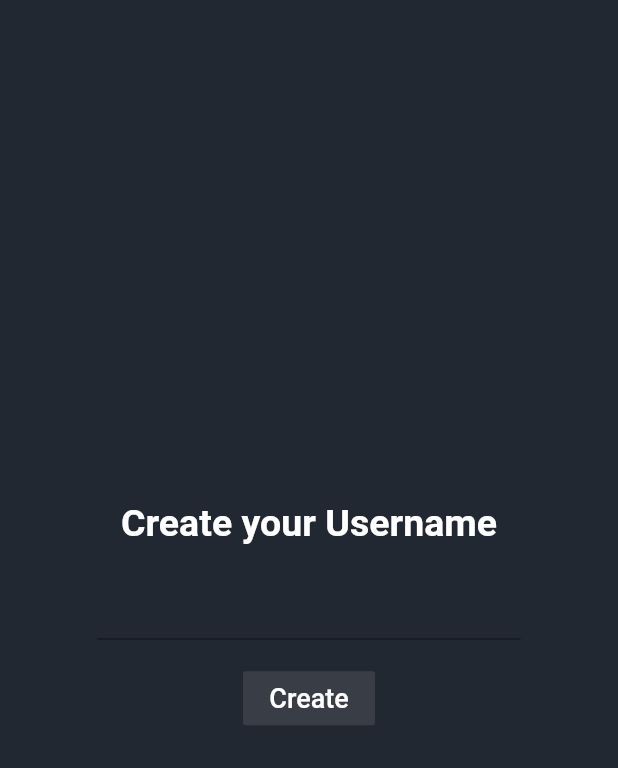
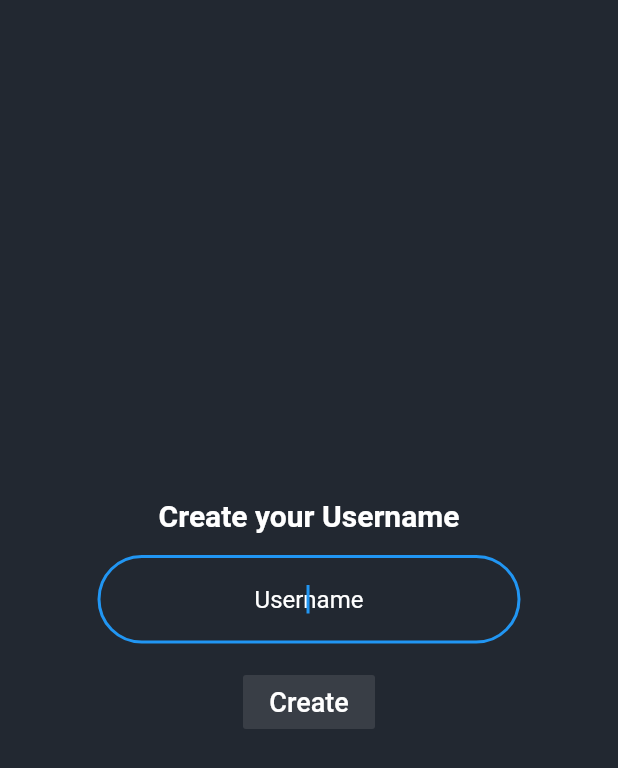
Before and after one commit to austinhogan11/text_marks_the_spot_app, a Flutter app: the SignUpScreen screen opened by its route, on a phone screen of 412 x 824 dp. Shown: the top 768 px of the screen. Run offline on Flutter 3.47's test engine with Material 2 defaults, Android fonts, the light colour scheme and no system bars; our stand-ins replace cloud_firestore, firebase_auth, firebase_core, google_sign_in; missing offline and left inert: apple_sign_in; accounts and stored records are empty.

Commit message:
- Establish Users collection in Firestore (Firebase cloud DB) - Implement username creation for new users - save username in Users collection with user authentication data (uid & email)

```diff
--- a/lib/screens/sign_up_screen.dart
+++ b/lib/screens/sign_up_screen.dart
@@ -1,3 +1,7 @@
+import 'dart:developer';
+
+import 'package:cloud_firestore/cloud_firestore.dart';
+import 'package:firebase_auth/firebase_auth.dart';
 import 'package:flutter/material.dart';
 import 'package:text_marks_the_spot_app/constants.dart';
 import 'package:text_marks_the_spot_app/screens/temporary_home_screen.dart';
@@ -6,6 +10,11 @@ class SignUpScreen extends StatelessWidget {
   static const String id = 'sign_up_screen';
   @override
   Widget build(BuildContext context) {
+    final FirebaseAuth _auth = FirebaseAuth.instance;
+    final User loggedInUser = _auth.currentUser;
+    final FirebaseFirestore _firestore = FirebaseFirestore.instance;
+    String usersCollection = 'users';
+    String enteredUsername;
     return Scaffold(
       backgroundColor: kPrimaryColor,
       body: Center(
@@ -17,7 +26,7 @@ class SignUpScreen extends StatelessWidget {
               Text(
                 'Create your Username',
                 style: TextStyle(
-                  fontSize: 25.0,
+                  fontSize: 20.0,
                   color: Colors.white,
                   fontWeight: FontWeight.bold,
                 ),
@@ -25,7 +34,23 @@ class SignUpScreen extends StatelessWidget {
               SizedBox(
                 height: 15.0,
               ),
-              TextField(),
+              TextField(
+                autofocus: true,
+                textAlign: TextAlign.center,
+                style: TextStyle(
+                  color: Colors.white,
+                ),
+                decoration: InputDecoration(
+                  border: OutlineInputBorder(
+                    borderRadius: BorderRadius.circular(40.0),
+                  ),
+                  hintText: 'Username',
+                  hintStyle: TextStyle(
+                    color: Colors.white,
+                  ),
+                ),
+                onChanged: (value) => enteredUsername = value,
+              ),
               SizedBox(
                 height: 15.0,
               ),
@@ -39,6 +64,17 @@ class SignUpScreen extends StatelessWidget {
                   ),
                 ),
                 onPressed: () {
+                  _firestore.collection(usersCollection).add(
+                    {
+                      'email': loggedInUser.email,
+                      'uid': loggedInUser.uid,
+                      'username': enteredUsername,
+                    },
+                  );
+                  print('New User Added to TMTS DB:\n'
+                      'Email: ${loggedInUser.email}\n'
+                      'uid: ${loggedInUser.uid}\n'
+                      'Username: $enteredUsername');
                   Navigator.pushNamed(context, TemporaryHomeScreen.id);
                 },
               ),
--- a/pubspec.yaml
+++ b/pubspec.yaml
@@ -29,10 +29,11 @@ dependencies:
   # Use with the CupertinoIcons class for iOS style icons.
   cupertino_icons: ^1.0.0
 
-  # The following enable Firebase utilization, including Google Authentication
+  # The following enable Firebase utilization, including Firestore Cloud DB, Google Authentication, Apple Auth...
   firebase_core: ^0.7.0
   firebase_auth: ^0.20.0+1
   google_sign_in: ^4.5.9
+  cloud_firestore: ^0.16.0
 
   # Sign in with Apple Authentication
   apple_sign_in: ^0.1.0
```
Also changed, not shown: pubspec.lock, 2 other files.
